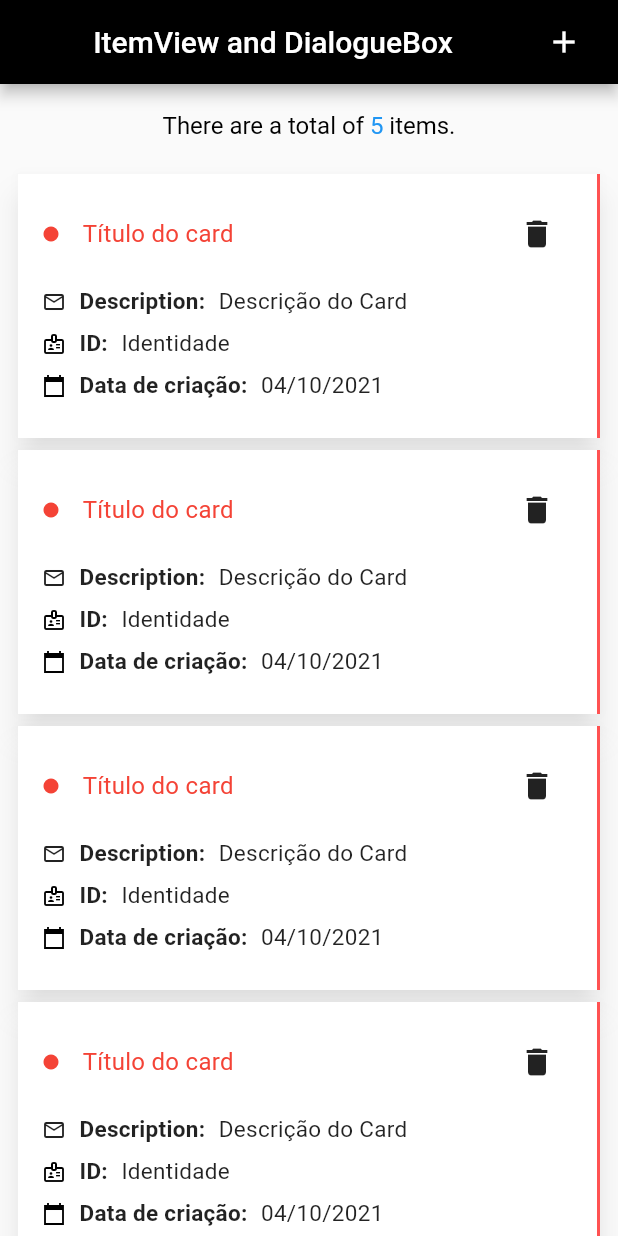
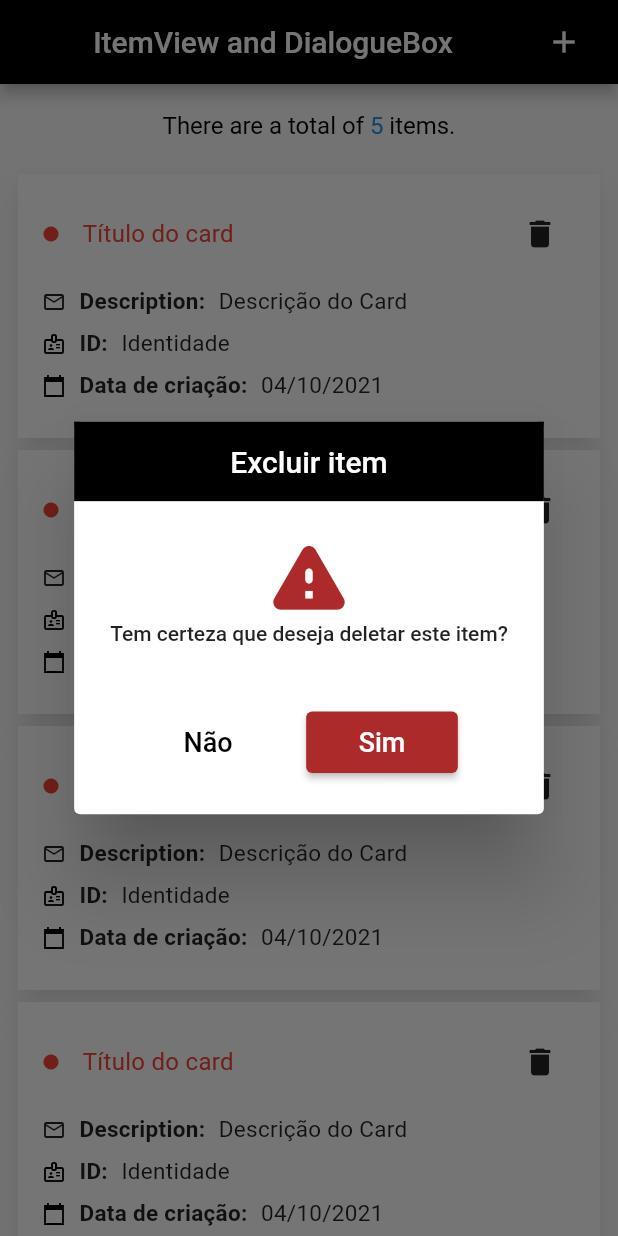
Before and after one commit to MarcusWeil/Crud_Flutter, a Flutter app: the screen it shows after launch, after a tap on the "delete" icon, on a phone screen of 412 x 824 dp. Run offline on Flutter 3.47's test engine with Material 2 defaults, Android fonts, the light colour scheme and no system bars; our stand-ins replace flutter_mobx.

Commit message:
DialogueBox e SnackBar
Adicionado um método que traz mais facilmente o ScaffoldMessengerState para trazer mensagens do tipo Snack.
Adicionado uma caixa de dialógo ao pressionar o botão 'Deletar' dentro dos cards dos itens.

```diff
--- /dev/null
+++ b/lib/components/delete_snackbar.dart
@@ -0,0 +1,21 @@
+import 'package:flutter/material.dart';
+
+class DeleteSnackBar {
+  static final DeleteSnackBar instance = DeleteSnackBar();
+
+  final GlobalKey<ScaffoldMessengerState> rootScaffoldMessengerKey =
+      GlobalKey<ScaffoldMessengerState>();
+
+  void showDeleteSnackBar(String msg) {
+    rootScaffoldMessengerKey.currentState?.showSnackBar(SnackBar(
+      elevation: 4,
+      backgroundColor: Colors.green,
+      content: Text(
+        msg,
+        style: const TextStyle(fontSize: 15, color: Colors.white),
+        textAlign: TextAlign.center,
+      ),
+      duration: const Duration(seconds: 3),
+    ));
+  }
+}
--- a/lib/main.dart
+++ b/lib/main.dart
@@ -1,5 +1,7 @@
+import 'package:crud_and_dialoguebox/components/delete_snackbar.dart';
 import 'package:flutter/material.dart';
 import 'package:flutter_mobx/flutter_mobx.dart';
+import 'components/delete_snackbar.dart';
 
 void main() {
   runApp(const MyApp());
@@ -92,7 +94,6 @@ class MyApp extends StatelessWidget {
       shadowColor: Colors.grey.withOpacity(0.3),
       child: Container(
         decoration: const BoxDecoration(
-          border: Border(right: BorderSide(width: 2, color: Colors.redAccent)),
           color: Colors.white,
         ),
         child: Padding(
@@ -121,15 +122,17 @@ class MyApp extends StatelessWidget {
                       ),
                     ),
                   ),
-                  GestureDetector(
+                  Builder(builder: (context) {
+                    return GestureDetector(
                       onTap: () {},
                       child: IconButton(
                         onPressed: () {
-                        print('olá deletar');
+                          showDialogBox(context);
                         },
                         icon: const Icon(Icons.delete),
                       ),
-                  )
+                    );
+                  })
                 ],
               ),
               const SizedBox(
@@ -235,4 +238,81 @@ class MyApp extends StatelessWidget {
       ),
     );
   }
+
+  showDialogBox(BuildContext context) {
+    AlertDialog dialogue = AlertDialog(
+      titlePadding: const EdgeInsets.all(0),
+      title: Container(
+        color: const Color.fromARGB(255, 0, 0, 0),
+        child: const Padding(
+          padding: EdgeInsets.all(15),
+          child: Center(
+            child: Text(
+              "Excluir item",
+              style: TextStyle(
+                color: Colors.white,
+              ),
+            ),
+          ),
+        ),
+      ),
+      content: SizedBox(
+        height: MediaQuery.of(context).size.height / 5,
+        child: Column(
+          children: [
+            const Padding(
+              padding: EdgeInsets.all(0),
+              child: Icon(
+                Icons.warning_rounded,
+                color: Color.fromRGBO(173, 42, 42, 1),
+                size: 60,
+              ),
+            ),
+            Observer(builder: (_) {
+              return const Text(
+                "Tem certeza que deseja deletar este item?",
+                style: TextStyle(fontSize: 14, fontWeight: FontWeight.w500),
+              );
+            }),
+            Expanded(child: Container()),
+            Row(
+              crossAxisAlignment: CrossAxisAlignment.center,
+              mainAxisAlignment: MainAxisAlignment.spaceEvenly,
+              children: [
+                Center(
+                    child: TextButton(
+                        onPressed: () {
+                          Navigator.of(context, rootNavigator: true)
+                              .pop('dialog');
+                        },
+                        child: const Text(
+                          "Não",
+                          style: TextStyle(fontSize: 18.0, color: Colors.black),
+                        ))),
+                Center(
+                    child: ElevatedButton(
+                        onPressed: () {
+                          Navigator.of(context, rootNavigator: true)
+                              .pop('dialog');
+                          DeleteSnackBar.instance
+                              .showDeleteSnackBar('Excluído com sucesso');
+                        },
+                        style: ElevatedButton.styleFrom(
+                            padding: const EdgeInsets.fromLTRB(35, 10, 35, 10),
+                            primary: const Color.fromRGBO(173, 42, 42, 1)),
+                        child: const Text("Sim",
+                            style: TextStyle(fontSize: 18.0)))),
+              ],
+            ),
+          ],
+        ),
+      ),
+    );
+    showDialog(
+      context: context,
+      builder: (BuildContext context) {
+        return dialogue;
+      },
+    );
   }
+}
--- a/pubspec.yaml
+++ b/pubspec.yaml
@@ -36,6 +36,7 @@ dependencies:
   cupertino_icons: ^1.0.2
   flutter_modular: ^4.5.1+1
   flutter_mobx: ^2.0.4
+  global_snack_bar: ^0.0.12
 
 dev_dependencies:
   flutter_test:
```
Also changed, not shown: pubspec.lock. Lines whose indentation alone changed are shown as unchanged.
